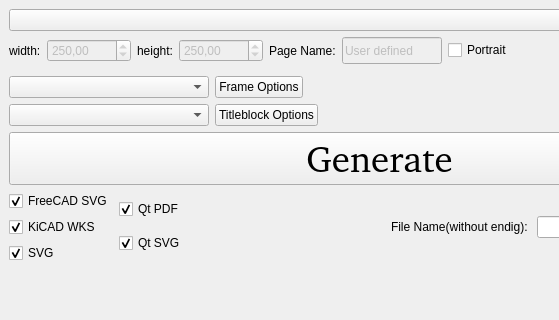
Old version of the form Src/Window/mainwindow.ui in the repository tobiasfalk/KiCAD-FreeCAD-TechDraw-Template-Generator; both pictures show x 0 to 559 and y 0 to 320 of the 1500 by 700 pixel window.
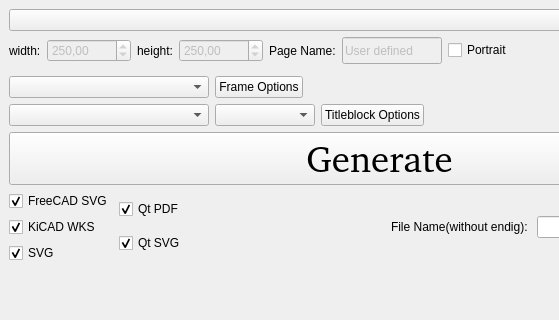
New version of the form. Icons and pictures are not drawn.

The edit to the form file:
```diff
--- a/Src/Window/mainwindow.ui
+++ b/Src/Window/mainwindow.ui
@@ -395,6 +395,16 @@
         </property>
        </widget>
       </item>
+      <item>
+       <widget class="QComboBox" name="TitleBlLanguageComboBox">
+        <property name="minimumSize">
+         <size>
+          <width>100</width>
+          <height>0</height>
+         </size>
+        </property>
+       </widget>
+      </item>
       <item>
        <widget class="QPushButton" name="TitleBlockPushButton">
         <property name="text">
```
